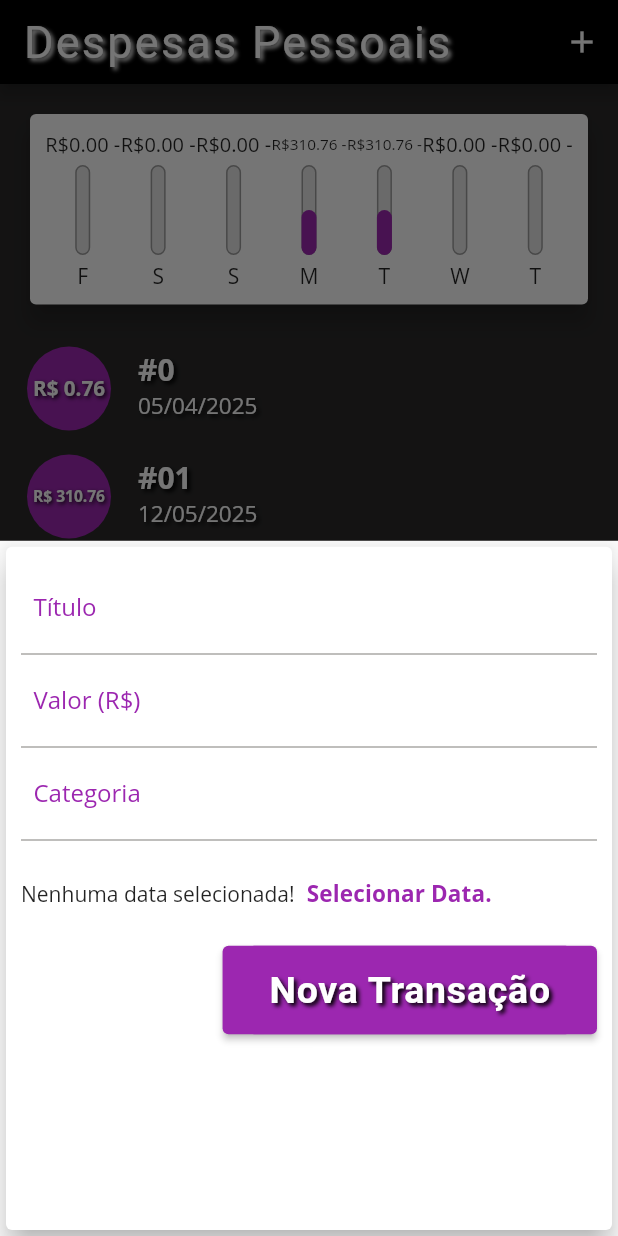
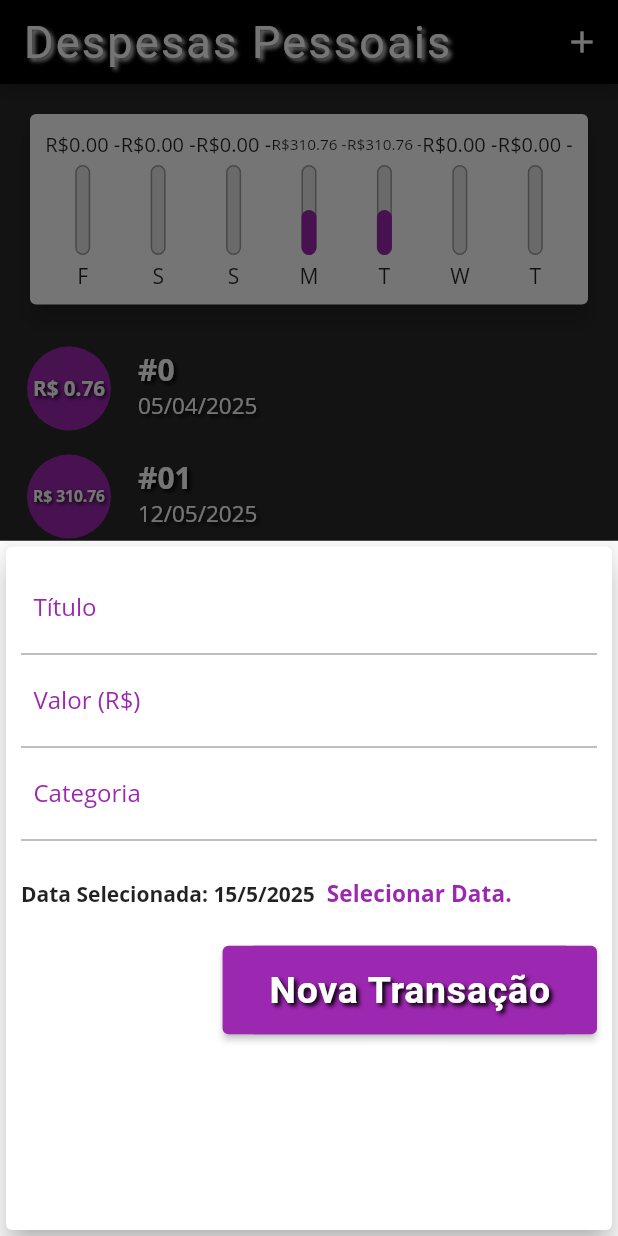
Before and after one commit to GuestRicardo/despesas, a Flutter app: the screen it shows after launch, after a tap on the "add" icon, on a phone screen of 412 x 824 dp. Run offline on Flutter 3.47's test engine with Material 3 defaults, Android fonts, the phone set to English and light mode, and no system bars; Roboto replaces fonts that are missing (OpenSans-Bold).

Commit message:
ajusta a exibição da data selecionada no formulário de transações e corrige a declaração da variável _selectedDate

```diff
--- a/lib/components/transaction_form.dart
+++ b/lib/components/transaction_form.dart
@@ -1,5 +1,6 @@
 import 'package:flutter/material.dart';
 import 'package:flutter/services.dart';
+import 'package:intl/intl.dart';
 
 class TransactionForm extends StatefulWidget {
   final void Function(String, double, String) onSubmit;
@@ -14,7 +15,7 @@ class _TransactionFormState extends State<TransactionForm> {
   final _titleController = TextEditingController();
   final _valueController = TextEditingController();
   final categoryController = TextEditingController();
-  final DateTime _selectedDate = DateTime.now();
+  DateTime _selectedDate = DateTime.now();
 
   _submitForm() {
     final title = _titleController.text;
@@ -33,11 +34,13 @@ class _TransactionFormState extends State<TransactionForm> {
       initialDate: DateTime.now(),
       firstDate: DateTime(2024),
       lastDate: DateTime.now(),
+      //essa função(then) é chamada quando o usuário seleciona uma data(no futuro)
     ).then((pickedDate) {
-      //essa função é chamada quando o usuário seleciona uma data(no futuro)
+      //esse pickedDate é a data selecionada pelo usuário
       if (pickedDate == null) {
         return;
       }
+      _selectedDate = pickedDate;
     });
   }
 
@@ -81,7 +84,12 @@ class _TransactionFormState extends State<TransactionForm> {
               height: 70,
               child: Row(
                 children: <Widget>[
-                  Text('Nenhuma data selecionada!'),
+                  Text(
+                    _selectedDate == null
+                        ? 'Nenhuma data selecionada!'
+                        : 'Data Selecionada: ${_selectedDate.day}/${_selectedDate.month}/${_selectedDate.year}',
+                    style: TextStyle(fontWeight: FontWeight.bold),
+                  ),
                   TextButton(
                     onPressed: _showDatePicker,
                     child: Text(
```
